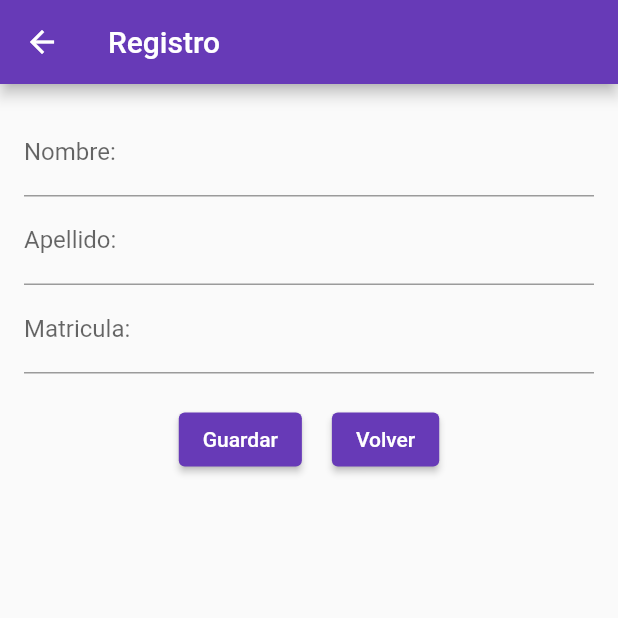
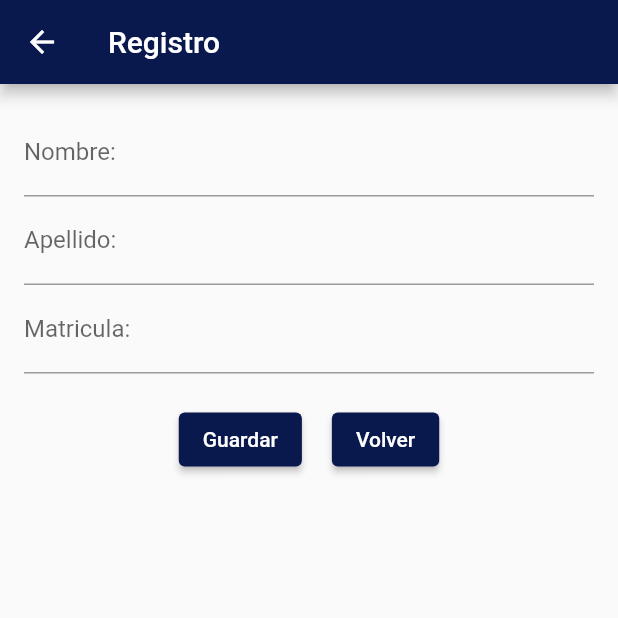
Before and after one commit to EmoMeza/proyecto-informatico, a Flutter app: the screen it shows after launch, after a tap on "Registrarse", on a phone screen of 412 x 824 dp, the top half of it. Run offline on Flutter 3.47's test engine with Material 2 defaults, Android fonts, the phone set to English and light mode, and no system bars; our stand-ins replace carousel_slider, table_calendar; network calls fail.

Commit message:
🎨 (frontend) colores definidos desde el main

```diff
--- a/frontend/lib/main.dart
+++ b/frontend/lib/main.dart
@@ -19,8 +19,17 @@ class MyApp extends StatelessWidget {
       title: 'EventiCAA',
       theme: ThemeData(
         colorScheme: ColorScheme.fromSwatch(
-          primarySwatch: Colors.deepPurple, // Set the primary swatch color
-        ).copyWith(secondary: Colors.deepPurple), // Set the secondary color
+          primarySwatch: generateMaterialColor(const Color(0xFF09184d)),
+        ).copyWith(
+          secondary: const Color(0xFF7B5BF2),
+          background: Colors.white, // Cambia el color de fondo
+          surface: Colors.grey, // Cambia el color de superficie
+          onPrimary:
+              Colors.white, // Cambia el color del texto en el color principal
+          onSecondary:
+              Colors.grey, // Cambia el color del texto en el color secundario
+          brightness: Brightness.light, // Cambia el brillo del tema
+        ),
       ),
       initialRoute: '/login',
       routes: {
@@ -31,6 +40,23 @@ class MyApp extends StatelessWidget {
       },
     );
   }
+}
+
+MaterialColor generateMaterialColor(Color color) {
+  List strengths = <double>[.05, .1, .2, .3, .4, .5, .6, .7, .8, .9];
+  Map<int, Color> swatch = {};
+  final int r = color.red, g = color.green, b = color.blue;
+
+  for (int i = 0; i < 10; i++) {
+    swatch[(strengths[i] * 1000).round()] = Color.fromRGBO(
+      r,
+      g,
+      b,
+      strengths[i],
+    );
+  }
+
+  return MaterialColor(color.value, swatch);
 }
 
 class MyHomePage extends StatefulWidget {
--- a/frontend/lib/pages/flujo_de_caja.dart
+++ b/frontend/lib/pages/flujo_de_caja.dart
@@ -243,8 +243,8 @@ class _DashboardState extends State<Dashboard> {
             Container(
               width: double.infinity,
               height: 40.0,
-              decoration: const BoxDecoration(
-                color: Colors.deepPurple,
+              decoration: BoxDecoration(
+                color: Theme.of(context).colorScheme.secondary,
               ),
               child: Center(
                 child: Text(
@@ -278,7 +278,6 @@ class _DashboardState extends State<Dashboard> {
                       child: ExpansionTile(
                         tilePadding:
                             const EdgeInsets.symmetric(horizontal: 16.0),
-                        backgroundColor: Colors.white,
                         title: Text(
                           dataPoint.description.length <=
                                   20 // Establece el límite de caracteres, por ejemplo, 20.
@@ -295,8 +294,8 @@ class _DashboardState extends State<Dashboard> {
                           style: TextStyle(
                             fontSize: 18.0,
                             color: dataPoint.value > 0
-                                ? const Color(0xFF05B488)
-                                : const Color(0xFFF75C03),
+                                ? const Color(0xFF00B295)
+                                : const Color(0xFFF18F01),
                           ),
                         ),
                         children: <Widget>[
@@ -323,7 +322,7 @@ class _DashboardState extends State<Dashboard> {
                 ),
               ),
             Container(
-              color: Colors.white,
+              color: Theme.of(context).colorScheme.secondary,
               child: Row(
                 mainAxisAlignment: MainAxisAlignment.spaceAround,
                 children: <Widget>[
--- a/frontend/lib/pages/login.dart
+++ b/frontend/lib/pages/login.dart
@@ -10,12 +10,14 @@ class Login extends StatefulWidget {
   const Login({Key? key}) : super(key: key);
 
   @override
+  // ignore: library_private_types_in_public_api
   _LoginState createState() => _LoginState();
 }
 
 class _LoginState extends State<Login> {
   TextEditingController matriculaController = TextEditingController();
   TextEditingController contrasenaController = TextEditingController();
+  bool _showPassword = false;
 
   @override
   void initState() {
@@ -28,6 +30,7 @@ class _LoginState extends State<Login> {
       MaterialPageRoute(builder: (context) => const Registro()),
     );
   }
+
   void irACAA() {
     Navigator.push(
       context,
@@ -60,11 +63,11 @@ class _LoginState extends State<Login> {
       return;
     }
     final responseContrasena = await ApiService.login(matricula, contrasena);
-    if (responseContrasena.success){
+    if (responseContrasena.success) {
       debugPrint('contra success');
     }
     final responseAlumno = await ApiService.getAlumno(matricula);
-    if (responseAlumno.success){
+    if (responseAlumno.success) {
       debugPrint('alumno success');
     }
     if (responseContrasena.success && responseAlumno.success) {
@@ -103,69 +106,107 @@ class _LoginState extends State<Login> {
   Widget build(BuildContext context) {
     return Scaffold(
       appBar: AppBar(
-        backgroundColor: Colors.blue[100],
         title: const Text("EventiCAA"),
       ),
       body: SingleChildScrollView(
         child: Column(
           children: [
-            const SizedBox(height: 20),
+            const SizedBox(height: 40),
             Image.asset(
               'assets/images/logo_udec.jpg',
               width: MediaQuery.of(context).size.width,
               height: 150,
             ),
-            const SizedBox(height: 20),
+            const SizedBox(height: 40),
+            Column(
+              mainAxisAlignment: MainAxisAlignment.center,
+              children: [
                 Row(
                   mainAxisAlignment: MainAxisAlignment.center,
                   children: [
                     const SizedBox(width: 10),
-                const Text("Matricula: "),
+                    // ignore: sized_box_for_whitespace
                     Container(
-                  width: 200,
-                  height: 40,
+                      width:
+                          300, // Reducí el ancho para dar espacio a los iconos
+                      height: 60,
                       child: TextField(
                         controller: matriculaController,
-                    inputFormatters: [FilteringTextInputFormatter.allow(RegExp(r'[0-9]'))],
+                        inputFormatters: [
+                          FilteringTextInputFormatter.allow(RegExp(r'[0-9]'))
+                        ],
                         keyboardType: TextInputType.number,
                         decoration: InputDecoration(
+                          hintText: "Matricula",
+                          contentPadding: const EdgeInsets.symmetric(
+                              vertical: 10, horizontal: 15),
                           border: OutlineInputBorder(
-                        borderRadius: BorderRadius.circular(8.0),
-                        borderSide: const BorderSide(color: Colors.blue, width: 2.0),
+                            borderRadius: BorderRadius.circular(10.0),
+                          ),
+                          focusedBorder: OutlineInputBorder(
+                            borderSide: const BorderSide(
+                                color: Colors.blue, width: 2.0),
+                            borderRadius: BorderRadius.circular(10.0),
+                          ),
+                          suffixIcon:
+                              const Icon(Icons.person), // Icono de usuario
+                        ),
+                      ),
+                    ),
+                    const SizedBox(width: 10),
+                  ],
+                ),
+                Row(
+                  mainAxisAlignment: MainAxisAlignment.center,
+                  children: [
+                    const SizedBox(width: 10),
+                    // ignore: sized_box_for_whitespace
+                    Container(
+                      width:
+                          300, // Reducí el ancho para dar espacio a los iconos
+                      height: 60,
+                      child: TextField(
+                        controller: contrasenaController,
+                        obscureText:
+                            !_showPassword, // Oculta o muestra la contraseña
+                        decoration: InputDecoration(
+                          hintText: "Contraseña",
+                          contentPadding: const EdgeInsets.symmetric(
+                              vertical: 10, horizontal: 15),
+                          border: OutlineInputBorder(
+                            borderRadius: BorderRadius.circular(10.0),
+                          ),
+                          focusedBorder: OutlineInputBorder(
+                            borderSide: const BorderSide(
+                                color: Colors.blue, width: 2.0),
+                            borderRadius: BorderRadius.circular(10.0),
+                          ),
+                          suffixIcon: IconButton(
+                            icon: Icon(_showPassword
+                                ? Icons.visibility
+                                : Icons.visibility_off),
+                            onPressed: () {
+                              setState(() {
+                                _showPassword = !_showPassword;
+                              });
+                            },
                           ),
                         ),
                       ),
                     ),
-                const SizedBox(width: 40),
+                    const SizedBox(width: 10),
                   ],
                 ),
-            const SizedBox(height: 10),
-            Row(
-              mainAxisAlignment: MainAxisAlignment.center,
-              children: [
-                const SizedBox(width: 10),
-                const Text("Contraseña: "),
-                const SizedBox(width: 47),
-                Container(
-                  width: 200,
-                  height: 40,
-                  child: TextField(
-                    controller: contrasenaController,
-                    obscureText: true,
-                    decoration: InputDecoration(
-                      border: OutlineInputBorder(
-                        borderRadius: BorderRadius.circular(8.0),
-                        borderSide: const BorderSide(color: Colors.blue, width: 2.0),
+              ],
+            ),
+            ElevatedButton(
+              onPressed: verificarCredenciales,
+              style: ElevatedButton.styleFrom(
+                padding: const EdgeInsets.symmetric(horizontal: 75),
+                shape: RoundedRectangleBorder(
+                  borderRadius: BorderRadius.circular(20.0),
                 ),
               ),
-                  ),
-                ),
-                const SizedBox(width: 40),
-              ],
-            ),
-            const SizedBox(height: 20),
-            ElevatedButton(
-              onPressed: verificarCredenciales,
               child: const Text("Ingresar"),
             ),
             const SizedBox(height: 80),
--- a/frontend/lib/pages/menuAlumnos.dart
+++ b/frontend/lib/pages/menuAlumnos.dart
@@ -10,13 +10,14 @@ class menuAlumnos extends StatelessWidget {
   ];
 
   final Map<String, dynamic> alumnoData;
-  menuAlumnos({Key ? key, required this.alumnoData}) : super(key: key);
+  menuAlumnos({Key? key, required this.alumnoData}) : super(key: key);
 
   @override
   Widget build(BuildContext context) {
     return Scaffold(
       appBar: AppBar(
-        title: Text('Alumno: ${alumnoData['nombre']} ${alumnoData['apellido']}'),
+        title:
+            Text('Alumno: ${alumnoData['nombre']} ${alumnoData['apellido']}'),
       ),
       body: SingleChildScrollView(
         child: Column(
@@ -40,7 +41,7 @@ class menuAlumnos extends StatelessWidget {
           children: <Widget>[
             const DrawerHeader(
               decoration: BoxDecoration(
-                color: Colors.blue,
+                color: Color(0xFF09184d),
               ),
               child: Text(
                 'Menú Alumno',
--- a/frontend/lib/pages/menuCAA.dart
+++ b/frontend/lib/pages/menuCAA.dart
@@ -3,7 +3,6 @@ import 'package:carousel_slider/carousel_slider.dart';
 import 'package:proyecto_informatico/pages/calendario.dart';
 import 'agregarEvento.dart';
 import 'flujo_de_caja.dart';
-
 
 class menuCAA extends StatelessWidget {
   final List<String> images = [
@@ -43,7 +42,7 @@ class menuCAA extends StatelessWidget {
           children: <Widget>[
             const DrawerHeader(
               decoration: BoxDecoration(
-                color: Colors.blue,
+                color: Color(0xFF09184d),
               ),
               child: Text(
                 'Menú CAA',
```
Lines whose indentation alone changed are shown as unchanged.
